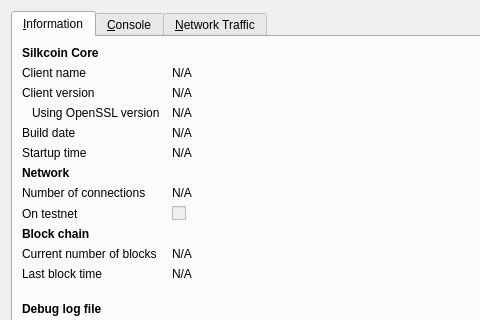
Qt form src/qt/forms/rpcconsole.ui (duality-solutions/Sequence) before a commit; both pictures show x 0 to 480 and y 0 to 320 of the 740 by 450 pixel window.
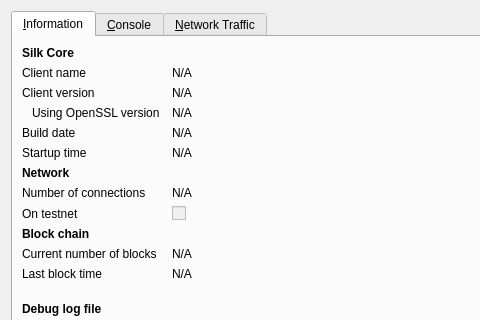
The same form after that commit. Icons and pictures are not drawn. Custom widgets are drawn as their Qt base class.

```diff
--- a/src/qt/forms/rpcconsole.ui
+++ b/src/qt/forms/rpcconsole.ui
@@ -36,7 +36,7 @@
           </font>
          </property>
          <property name="text">
-          <string>Silkcoin Core</string>
+          <string>Silk Core</string>
          </property>
         </widget>
        </item>
```
Left out of the diff: 6 changed lines with no effect on the pictures.
